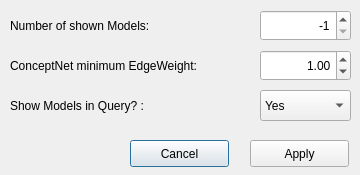
alica-labs/aspsuite, file concept_net_gui/ui/modelsettings.ui: the form before one commit.
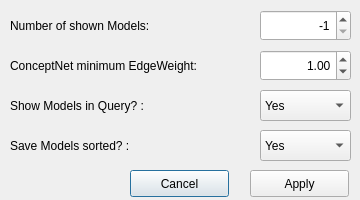
The form after the commit.

Commit message: ,oved setting button

What changed in the file:
```diff
--- a/concept_net_gui/ui/modelsettings.ui
+++ b/concept_net_gui/ui/modelsettings.ui
@@ -7,19 +7,19 @@
     <x>0</x>
     <y>0</y>
     <width>360</width>
-    <height>175</height>
+    <height>200</height>
    </rect>
   </property>
   <property name="minimumSize">
    <size>
     <width>360</width>
-    <height>175</height>
+    <height>200</height>
    </size>
   </property>
   <property name="maximumSize">
    <size>
     <width>360</width>
-    <height>175</height>
+    <height>200</height>
    </size>
   </property>
   <property name="windowTitle">
@@ -129,7 +129,7 @@
    <property name="geometry">
     <rect>
      <x>130</x>
-     <y>140</y>
+     <y>170</y>
      <width>99</width>
      <height>27</height>
     </rect>
@@ -142,7 +142,7 @@
    <property name="geometry">
     <rect>
      <x>250</x>
-     <y>140</y>
+     <y>170</y>
      <width>99</width>
      <height>27</height>
     </rect>
@@ -151,6 +151,39 @@
     <string>Apply</string>
    </property>
   </widget>
+  <widget class="QLabel" name="showModelsLabel_2">
+   <property name="geometry">
+    <rect>
+     <x>10</x>
+     <y>130</y>
+     <width>251</width>
+     <height>31</height>
+    </rect>
+   </property>
+   <property name="text">
+    <string>Save Models sorted? :</string>
+   </property>
+  </widget>
+  <widget class="QComboBox" name="saveModelsComboBox">
+   <property name="geometry">
+    <rect>
+     <x>260</x>
+     <y>130</y>
+     <width>91</width>
+     <height>31</height>
+    </rect>
+   </property>
+   <item>
+    <property name="text">
+     <string>Yes</string>
+    </property>
+   </item>
+   <item>
+    <property name="text">
+     <string>No</string>
+    </property>
+   </item>
+  </widget>
  </widget>
  <layoutdefault spacing="6" margin="11"/>
  <resources/>
```
The commit also changes 6 other files.
